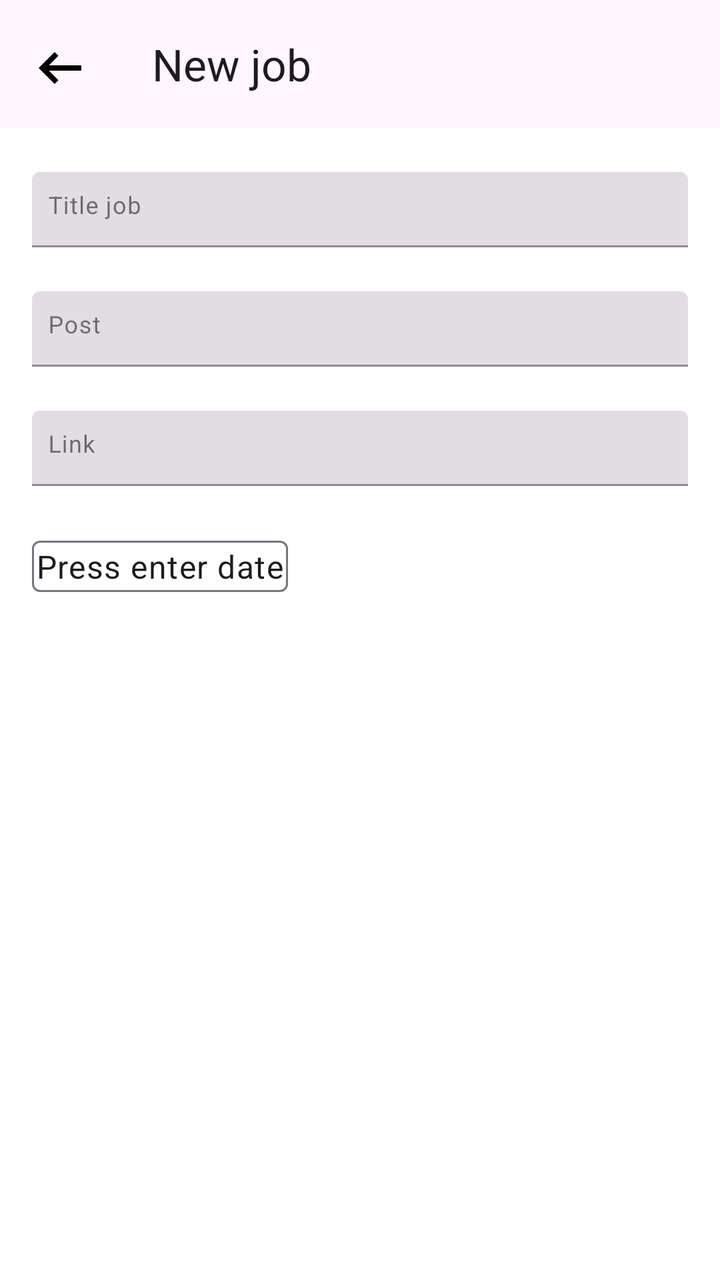
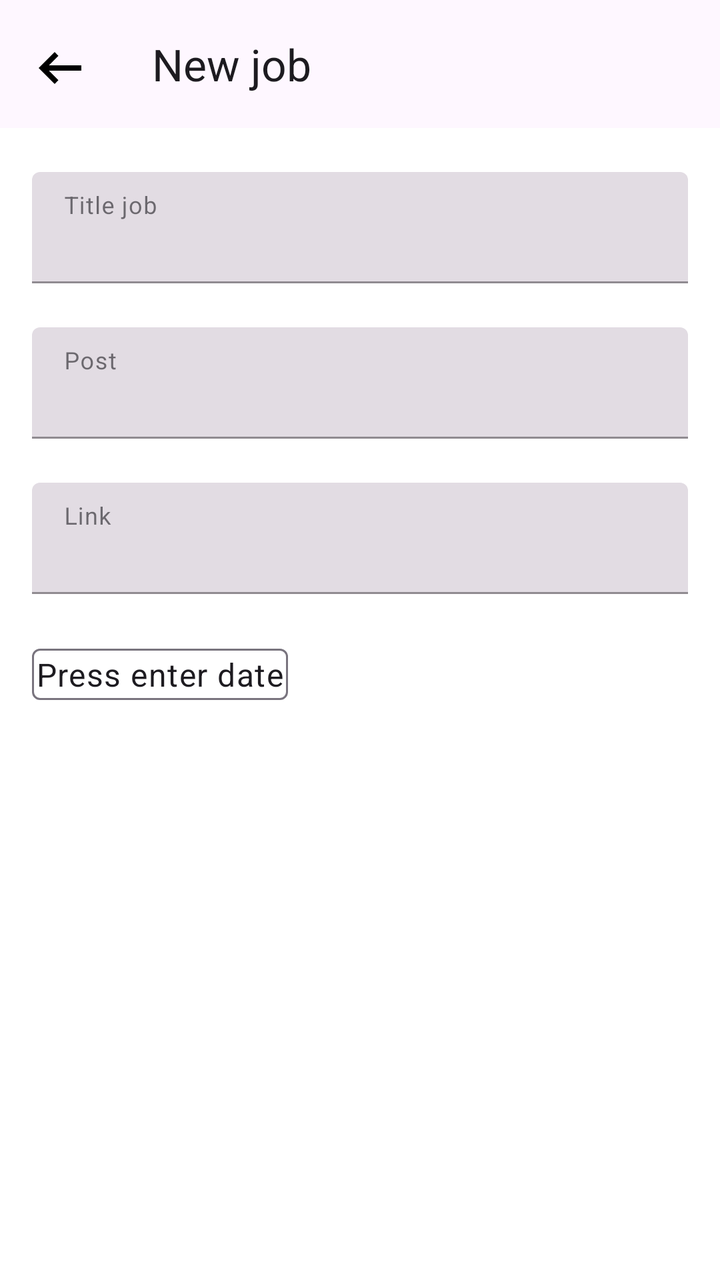

An Android layout rendered at two revisions. The XML below is the earlier revision; the diff shows what the commit changed to produce the second picture.
<!-- AndroidManifest.xml: application theme Theme.NeWork -->
<!-- res/layout/fragment_new_job.xml -->
<?xml version="1.0" encoding="utf-8"?>
<androidx.constraintlayout.widget.ConstraintLayout xmlns:android="http://schemas.android.com/apk/res/android"
    xmlns:app="http://schemas.android.com/apk/res-auto"
    xmlns:tools="http://schemas.android.com/tools"
    android:id="@+id/newJob"
    android:layout_width="match_parent"
    android:layout_height="match_parent">

    <com.google.android.material.button.MaterialButton
        android:id="@+id/back"
        style="@style/App.Widget.MenuButton"
        android:layout_width="wrap_content"
        android:layout_height="wrap_content"
        android:layout_marginTop="4dp"
        android:contentDescription="@string/back"
        android:textSize="20sp"
        app:icon="@drawable/ic_back_24"
        app:iconSize="32dp"
        app:iconTint="#000000"
        app:layout_constraintStart_toStartOf="parent"
        app:layout_constraintTop_toTopOf="parent" />

    <com.google.android.material.appbar.MaterialToolbar
        android:id="@+id/toolbar"
        android:layout_width="@dimen/_0dp"
        android:layout_height="wrap_content"
        app:layout_constraintEnd_toEndOf="parent"
        app:layout_constraintStart_toEndOf="@id/back"
        app:layout_constraintTop_toTopOf="parent"
        app:title="@string/new_job" />

    <androidx.constraintlayout.widget.ConstraintLayout
        android:layout_width="match_parent"
        android:layout_height="667dp"
        android:background="#FFFFFF"
        app:layout_constraintTop_toBottomOf="@id/toolbar">

        <com.google.android.material.textfield.TextInputLayout
            android:id="@+id/titleJob"
            style="@style/Widget.MaterialComponents.TextInputLayout.FilledBox"
            android:layout_width="match_parent"
            android:layout_height="wrap_content"
            android:layout_marginStart="@dimen/_16dp"
            android:layout_marginTop="@dimen/_22dp"
            android:layout_marginEnd="@dimen/_16dp"
            android:hint="@string/title_job"
            app:endIconMode="clear_text"
            app:expandedHintEnabled="false"
            app:layout_constraintEnd_toEndOf="parent"
            app:layout_constraintStart_toStartOf="parent"
            app:layout_constraintTop_toTopOf="parent">

            <com.google.android.material.textfield.TextInputEditText
                android:id="@+id/titleJobInput"
                android:layout_width="match_parent"
                android:layout_height="wrap_content"
                android:background="@null"
                android:enabled="true"
                android:padding="@dimen/_8dp" />

        </com.google.android.material.textfield.TextInputLayout>

        <com.google.android.material.textfield.TextInputLayout
            android:id="@+id/jobPost"
            style="@style/Widget.MaterialComponents.TextInputLayout.FilledBox"
            android:layout_width="match_parent"
            android:layout_height="wrap_content"
            android:layout_marginStart="@dimen/_16dp"
            android:layout_marginTop="@dimen/_22dp"
            android:layout_marginEnd="@dimen/_16dp"
            android:hint="@string/job_post"
            app:endIconMode="clear_text"
            app:expandedHintEnabled="false"
            app:layout_constraintEnd_toEndOf="parent"
            app:layout_constraintStart_toStartOf="parent"
            app:layout_constraintTop_toBottomOf="@id/titleJob">

            <com.google.android.material.textfield.TextInputEditText
                android:id="@+id/jobPostInput"
                android:layout_width="match_parent"
                android:layout_height="wrap_content"
                android:background="@null"
                android:enabled="true"
                android:padding="@dimen/_8dp" />

        </com.google.android.material.textfield.TextInputLayout>

        <com.google.android.material.textfield.TextInputLayout
            android:id="@+id/link"
            style="@style/Widget.MaterialComponents.TextInputLayout.FilledBox"
            android:layout_width="match_parent"
            android:layout_height="wrap_content"
            android:layout_marginStart="@dimen/_16dp"
            android:layout_marginTop="@dimen/_22dp"
            android:layout_marginEnd="@dimen/_16dp"
            android:hint="@string/link"
            app:endIconMode="clear_text"
            app:expandedHintEnabled="false"
            app:layout_constraintEnd_toEndOf="parent"
            app:layout_constraintStart_toStartOf="parent"
            app:layout_constraintTop_toBottomOf="@id/jobPost">

            <com.google.android.material.textfield.TextInputEditText
                android:id="@+id/linkInput"
                android:layout_width="match_parent"
                android:layout_height="wrap_content"
                android:background="@null"
                android:enabled="true"
                android:padding="@dimen/_8dp" />

        </com.google.android.material.textfield.TextInputLayout>

        <com.google.android.material.textfield.TextInputLayout
            android:id="@+id/date"
            android:layout_width="wrap_content"
            android:layout_height="wrap_content"
            android:layout_marginStart="@dimen/_16dp"
            android:layout_marginTop="@dimen/_22dp"
            app:layout_constraintStart_toStartOf="parent"
            app:layout_constraintTop_toBottomOf="@id/link">

            <com.google.android.material.textfield.TextInputEditText
                android:id="@+id/dateInput"
                android:layout_width="match_parent"
                android:layout_height="wrap_content"
                android:background="@null"
                android:padding="2dp"
                android:text="@string/press_enter_date"
                android:clickable="true"/>

        </com.google.android.material.textfield.TextInputLayout>

        <com.google.android.material.button.MaterialButton
            android:id="@+id/create"
            android:layout_width="match_parent"
            android:layout_height="55dp"
            android:layout_marginStart="@dimen/_16dp"
            android:layout_marginEnd="@dimen/_16dp"
            android:layout_marginBottom="@dimen/_22dp"
            android:text="@string/create"
            android:textSize="20sp"
            app:layout_constraintBottom_toBottomOf="parent"
            app:layout_constraintEnd_toEndOf="parent"
            app:layout_constraintStart_toStartOf="parent" />

        <com.google.android.material.card.MaterialCardView
            android:id="@+id/selectDate"
            android:layout_width="match_parent"
            android:layout_height="wrap_content"
            android:foregroundGravity="center"
            app:cardElevation="0dp"
            app:layoutManager="com.google.android.material.card.MaterialCardView"
            app:layout_constraintBottom_toBottomOf="parent"
            app:layout_constraintEnd_toEndOf="parent"
            app:layout_constraintStart_toStartOf="parent"
            app:layout_constraintTop_toTopOf="parent" />

        <com.google.android.material.card.MaterialCardView
            android:id="@+id/calendarDialogBox"
            android:layout_width="match_parent"
            android:layout_height="wrap_content"
            android:foregroundGravity="center"
            app:cardElevation="0dp"
            app:layoutManager="com.google.android.material.card.MaterialCardView"
            app:layout_constraintBottom_toBottomOf="parent"
            app:layout_constraintEnd_toEndOf="parent"
            app:layout_constraintStart_toStartOf="parent"
            app:layout_constraintTop_toTopOf="parent" />
        

    </androidx.constraintlayout.widget.ConstraintLayout>
</androidx.constraintlayout.widget.ConstraintLayout>
<!-- resources referenced by this layout -->
<resources>
  <dimen name="_0dp">0dp</dimen>
  <dimen name="_16dp">16dp</dimen>
  <dimen name="_22dp">22dp</dimen>
  <dimen name="_8dp">8dp</dimen>
  <!-- drawable ic_back_24 (drawable) -->
  <vector xmlns:android="http://schemas.android.com/apk/res/android" android:autoMirrored="true" android:height="24dp" android:tint="#000000" android:viewportHeight="960" android:viewportWidth="960" android:width="24dp">
        
      <path android:fillColor="@android:color/white" android:pathData="M400,720L160,480L400,240L456,298L314,440L800,440L800,520L314,520L456,662L400,720Z"/>
      
  </vector>
  <string name="back" translatable="false">back</string>
  <string name="create">Create</string>
  <string name="job_post">Post</string>
  <string name="link">Link</string>
  <string name="new_job">New job</string>
  <string name="press_enter_date">Press enter date</string>
  <string name="title_job">Title job</string>
  <style name="App.Widget.MenuButton" parent="Widget.Material3.Button.IconButton">
          <item name="buttonTint">#000000</item>
          <item name="android:minWidth">0dp</item>
          <item name="android:minHeight">0dp</item>
      </style>
  <style name="Theme.NeWork" parent="Base.Theme.NeWork" />
  <style name="Base.Theme.NeWork" parent="Theme.Material3.DayNight.NoActionBar">
          
  
      </style>
</resources>

<!-- the commit's change to res/layout/fragment_new_job.xml (unified diff, before → after) -->
@@ -55,8 +55,8 @@
                 android:layout_width="match_parent"
                 android:layout_height="wrap_content"
                 android:background="@null"
-                android:enabled="true"
-                android:padding="@dimen/_8dp" />
+                android:enabled="true"/>
+
 
         </com.google.android.material.textfield.TextInputLayout>
 
@@ -80,8 +80,8 @@
                 android:layout_width="match_parent"
                 android:layout_height="wrap_content"
                 android:background="@null"
-                android:enabled="true"
-                android:padding="@dimen/_8dp" />
+                android:enabled="true"/>
+
 
         </com.google.android.material.textfield.TextInputLayout>
 
@@ -105,8 +105,8 @@
                 android:layout_width="match_parent"
                 android:layout_height="wrap_content"
                 android:background="@null"
-                android:enabled="true"
-                android:padding="@dimen/_8dp" />
+                android:enabled="true"/>
+
 
         </com.google.android.material.textfield.TextInputLayout>
 
<!-- resource entries referenced after the edit -->
@@ -3,7 +3,6 @@
   <dimen name="_0dp">0dp</dimen>
   <dimen name="_16dp">16dp</dimen>
   <dimen name="_22dp">22dp</dimen>
-  <dimen name="_8dp">8dp</dimen>
   <!-- drawable ic_back_24 (drawable) -->
   <vector xmlns:android="http://schemas.android.com/apk/res/android" android:autoMirrored="true" android:height="24dp" android:tint="#000000" android:viewportHeight="960" android:viewportWidth="960" android:width="24dp">
         
